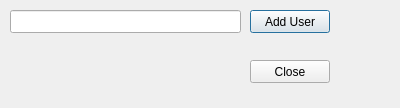
Above: src/adduser.ui from Coppi/FooRa- before the change. Below: the same form after it.
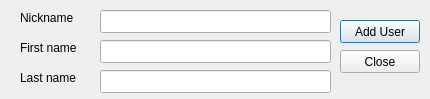
That is the form after the change.

Commit message: add first name, last name to adduser

Diff of the .ui file:
```diff
--- a/src/adduser.ui
+++ b/src/adduser.ui
@@ -6,8 +6,8 @@
    <rect>
     <x>0</x>
     <y>0</y>
-    <width>400</width>
-    <height>108</height>
+    <width>430</width>
+    <height>99</height>
    </rect>
   </property>
   <property name="windowTitle">
@@ -16,7 +16,7 @@
   <widget class="QLineEdit" name="AddUserLineEdit">
    <property name="geometry">
     <rect>
-     <x>10</x>
+     <x>100</x>
      <y>10</y>
      <width>231</width>
      <height>23</height>
@@ -35,8 +35,8 @@
   <widget class="QPushButton" name="addUserPushButton">
    <property name="geometry">
     <rect>
-     <x>250</x>
-     <y>10</y>
+     <x>340</x>
+     <y>20</y>
      <width>80</width>
      <height>23</height>
     </rect>
@@ -48,8 +48,8 @@
   <widget class="QPushButton" name="addUserClosePushButton">
    <property name="geometry">
     <rect>
-     <x>250</x>
-     <y>60</y>
+     <x>340</x>
+     <y>50</y>
      <width>80</width>
      <height>23</height>
     </rect>
@@ -58,6 +58,83 @@
     <string>Close</string>
    </property>
   </widget>
+  <widget class="QLineEdit" name="AddUserFirstNameLineEdit">
+   <property name="geometry">
+    <rect>
+     <x>100</x>
+     <y>40</y>
+     <width>231</width>
+     <height>23</height>
+    </rect>
+   </property>
+   <property name="minimumSize">
+    <size>
+     <width>231</width>
+     <height>0</height>
+    </size>
+   </property>
+   <property name="maxLength">
+    <number>32</number>
+   </property>
+  </widget>
+  <widget class="QLineEdit" name="AddUserLastNameLineEdit">
+   <property name="geometry">
+    <rect>
+     <x>100</x>
+     <y>70</y>
+     <width>231</width>
+     <height>23</height>
+    </rect>
+   </property>
+   <property name="minimumSize">
+    <size>
+     <width>231</width>
+     <height>0</height>
+    </size>
+   </property>
+   <property name="maxLength">
+    <number>32</number>
+   </property>
+  </widget>
+  <widget class="QLabel" name="label">
+   <property name="geometry">
+    <rect>
+     <x>20</x>
+     <y>10</y>
+     <width>59</width>
+     <height>15</height>
+    </rect>
+   </property>
+   <property name="text">
+    <string>Nickname</string>
+   </property>
+  </widget>
+  <widget class="QLabel" name="label_2">
+   <property name="geometry">
+    <rect>
+     <x>20</x>
+     <y>40</y>
+     <width>71</width>
+     <height>16</height>
+    </rect>
+   </property>
+   <property name="text">
+    <string>First name</string>
+   </property>
+  </widget>
+  <widget class="QLabel" name="label_3">
+   <property name="geometry">
+    <rect>
+     <x>20</x>
+     <y>70</y>
+     <width>71</width>
+     <height>16</height>
+    </rect>
+   </property>
+   <property name="text">
+    <string>Last name</string>
+   </property>
+  </widget>
  </widget>
  <resources/>
  <connections/>
```
Left out of the diff: 2 changed lines with no effect on the pictures. The commit also changes 5 other files.
